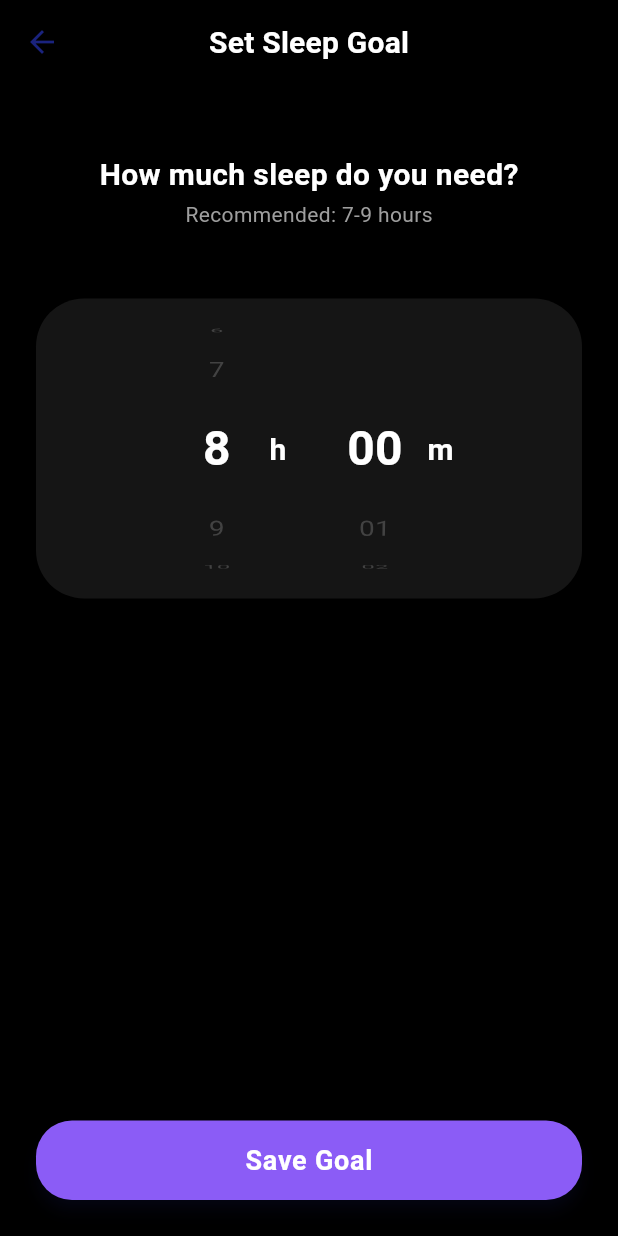
After one commit to 1xterminal/Gainers, a Flutter app: the SleepGoalScreen screen opened directly, on a phone screen of 412 x 824 dp. The commit adds this screen. Run offline on Flutter 3.47's test engine with Material 3 defaults, Android fonts, the phone set to English and light mode, and no system bars; our stand-ins replace confetti, fl_chart, flutter_dotenv, flutter_riverpod, google_sign_in, permission_handler and 3 more; missing offline and left inert: health, youtube_api; accounts and stored records are empty; network calls fail.

Commit message:
add sleep goal setting, sleep logging, and weight logging features

```diff
--- /dev/null
+++ b/lib/features/sleep/ui/sleep_goal_screen.dart
@@ -0,0 +1,180 @@
+import 'package:flutter/material.dart';
+import 'package:flutter_riverpod/flutter_riverpod.dart';
+import '../providers/sleep_provider.dart';
+
+class SleepGoalScreen extends ConsumerStatefulWidget {
+  const SleepGoalScreen({super.key});
+
+  @override
+  ConsumerState<SleepGoalScreen> createState() => _SleepGoalScreenState();
+}
+
+class _SleepGoalScreenState extends ConsumerState<SleepGoalScreen> {
+  late FixedExtentScrollController _hourController;
+  late FixedExtentScrollController _minuteController;
+  int _selectedHour = 8;
+  int _selectedMinute = 0;
+
+  @override
+  void initState() {
+    super.initState();
+    _hourController = FixedExtentScrollController(initialItem: _selectedHour);
+    _minuteController = FixedExtentScrollController(initialItem: _selectedMinute);
+
+    // Load existing goal
+    WidgetsBinding.instance.addPostFrameCallback((_) {
+      final goal = ref.read(sleepGoalProvider).value;
+      if (goal != null) {
+        setState(() {
+          _selectedHour = goal.targetHours;
+          _selectedMinute = goal.targetRemainingMinutes;
+          _hourController.jumpToItem(_selectedHour);
+          _minuteController.jumpToItem(_selectedMinute);
+        });
+      }
+    });
+  }
+
+  @override
+  void dispose() {
+    _hourController.dispose();
+    _minuteController.dispose();
+    super.dispose();
+  }
+
+  @override
+  Widget build(BuildContext context) {
+    return Scaffold(
+      backgroundColor: Colors.black,
+      appBar: AppBar(
+        title: const Text('Set Sleep Goal'),
+        centerTitle: true,
+        backgroundColor: Colors.black,
+        foregroundColor: Colors.white,
+      ),
+      body: Column(
+        children: [
+          const SizedBox(height: 48),
+          const Text(
+            'How much sleep do you need?',
+            style: TextStyle(color: Colors.white, fontSize: 20, fontWeight: FontWeight.bold),
+          ),
+          const SizedBox(height: 8),
+          const Text(
+            'Recommended: 7-9 hours',
+            style: TextStyle(color: Colors.grey, fontSize: 14),
+          ),
+          const SizedBox(height: 48),
+
+          // Time Wheel
+          Container(
+            height: 200,
+            margin: const EdgeInsets.symmetric(horizontal: 24),
+            decoration: BoxDecoration(
+              color: const Color(0xFF151515),
+              borderRadius: BorderRadius.circular(32),
+            ),
+            child: Stack(
+              alignment: Alignment.center,
+              children: [
+                Row(
+                  mainAxisAlignment: MainAxisAlignment.center,
+                  children: [
+                    // Hours
+                    SizedBox(
+                      width: 70,
+                      child: ListWheelScrollView.useDelegate(
+                        controller: _hourController,
+                        itemExtent: 50,
+                        perspective: 0.005,
+                        diameterRatio: 1.2,
+                        physics: const FixedExtentScrollPhysics(),
+                        onSelectedItemChanged: (index) => setState(() => _selectedHour = index),
+                        childDelegate: ListWheelChildBuilderDelegate(
+                          builder: (context, index) {
+                            final isSelected = index == _selectedHour;
+                            return Center(
+                              child: Text(
+                                index.toString(),
+                                style: TextStyle(
+                                  fontSize: isSelected ? 32 : 20,
+                                  fontWeight: isSelected ? FontWeight.bold : FontWeight.normal,
+                                  color: isSelected ? Colors.white : Colors.grey[800],
+                                ),
+                              ),
+                            );
+                          },
+                          childCount: 13, // 0-12 hours
+                        ),
+                      ),
+                    ),
+                    const Text('h', style: TextStyle(color: Colors.white, fontSize: 20, fontWeight: FontWeight.bold)),
+                    const SizedBox(width: 24),
+
+                    // Minutes
+                    SizedBox(
+                      width: 70,
+                      child: ListWheelScrollView.useDelegate(
+                        controller: _minuteController,
+                        itemExtent: 50,
+                        perspective: 0.005,
+                        diameterRatio: 1.2,
+                        physics: const FixedExtentScrollPhysics(),
+                        onSelectedItemChanged: (index) => setState(() => _selectedMinute = index),
+                        childDelegate: ListWheelChildBuilderDelegate(
+                          builder: (context, index) {
+                            final isSelected = index == _selectedMinute;
+                            return Center(
+                              child: Text(
+                                index.toString().padLeft(2, '0'),
+                                style: TextStyle(
+                                  fontSize: isSelected ? 32 : 20,
+                                  fontWeight: isSelected ? FontWeight.bold : FontWeight.normal,
+                                  color: isSelected ? Colors.white : Colors.grey[800],
+                                ),
+                              ),
+                            );
+                          },
+                          childCount: 60,
+                        ),
+                      ),
+                    ),
+                    const Text('m', style: TextStyle(color: Colors.white, fontSize: 20, fontWeight: FontWeight.bold)),
+                  ],
+                ),
+              ],
+            ),
+          ),
+
+          const Spacer(),
+
+          Padding(
+            padding: const EdgeInsets.all(24.0),
+            child: SizedBox(
+              width: double.infinity,
+              child: ElevatedButton(
+                onPressed: () async {
+                  final totalMinutes = (_selectedHour * 60) + _selectedMinute;
+                  await ref.read(sleepProvider.notifier).setGoal(totalMinutes);
+                  if (mounted) {
+                    Navigator.pop(context);
+                    ScaffoldMessenger.of(context).showSnackBar(
+                      const SnackBar(content: Text('Sleep goal saved!')),
+                    );
+                  }
+                },
+                style: ElevatedButton.styleFrom(
+                  backgroundColor: const Color(0xFF8B5CF6), // Violet
+                  foregroundColor: Colors.white,
+                  padding: const EdgeInsets.symmetric(vertical: 16),
+                  shape: RoundedRectangleBorder(borderRadius: BorderRadius.circular(24)),
+                ),
+                child: const Text('Save Goal', style: TextStyle(fontSize: 18, fontWeight: FontWeight.bold)),
+              ),
+            ),
+          ),
+        ],
+      ),
+    );
+  }
+}
--- a/lib/features/weight/ui/weight_log_screen.dart
+++ b/lib/features/weight/ui/weight_log_screen.dart
@@ -31,11 +31,6 @@ class _WeightLogScreenState extends ConsumerState<WeightLogScreen> {
         centerTitle: true,
         backgroundColor: Colors.black,
         foregroundColor: Colors.white,
-        actions: [
-          IconButton(icon: const Icon(Icons.share), onPressed: () {}),
-          IconButton(icon: const Icon(Icons.bar_chart), onPressed: () {}),
-          IconButton(icon: const Icon(Icons.more_vert), onPressed: () {}),
-        ],
       ),
       body: weightState.when(
         data: (logs) {
```
Also changed, not shown: lib/features/sleep/data/sleep_goal_model.dart (added, +12 -0 lines), lib/features/sleep/ui/sleep_log_screen.dart (+24 -0 lines), lib/features/weight/ui/widgets/weight_history_list.dart (+18 -3 lines).
